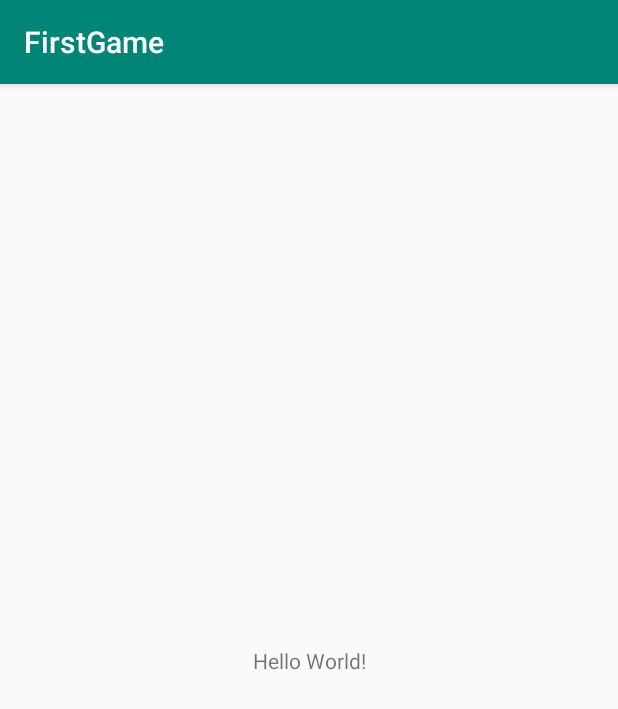
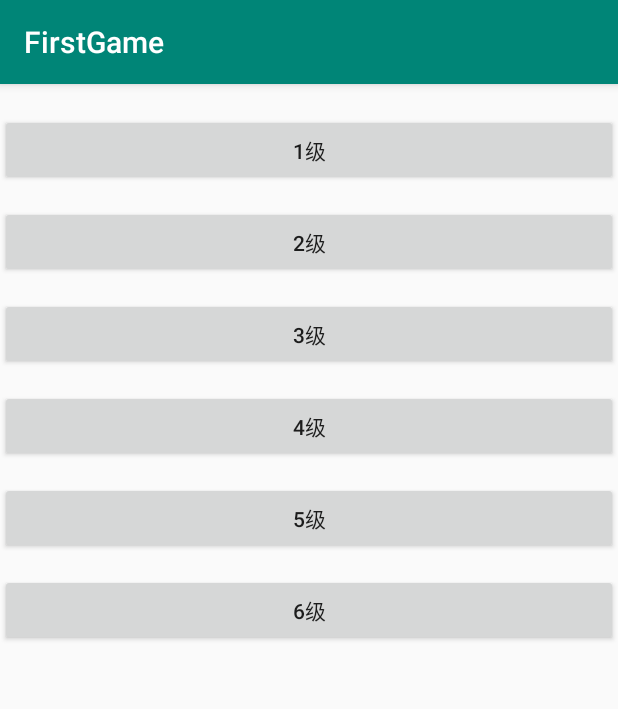
Before and after one commit to tigermei/FirstGame, an Android app: the screen it shows after launch (MainActivity), on a phone screen of 412 x 824 dp. Shown: the top 709 px of the screen. Run offline under Robolectric (Android 15) with nearby library versions, the phone set to English and light mode, and no system bars.

Commit message:
保存游戏的框架代码

```diff
--- a/app/src/main/AndroidManifest.xml
+++ b/app/src/main/AndroidManifest.xml
@@ -9,6 +9,7 @@
         android:roundIcon="@mipmap/ic_launcher_round"
         android:supportsRtl="true"
         android:theme="@style/AppTheme">
+        <activity android:name=".GameActivity"></activity>
         <activity android:name=".MainActivity">
             <intent-filter>
                 <action android:name="android.intent.action.MAIN" />
--- a/app/src/main/java/com/example/firstgame/MainActivity.java
+++ b/app/src/main/java/com/example/firstgame/MainActivity.java
@@ -2,13 +2,75 @@ package com.example.firstgame;
 
 import androidx.appcompat.app.AppCompatActivity;
 
+import android.content.Intent;
 import android.os.Bundle;
+import android.util.Log;
+import android.view.View;
+import android.widget.Button;
 
 public class MainActivity extends AppCompatActivity {
+    public final static String tag = "MainActivity";
+
+    public enum Gradle  {
+        GRADLE_1, GRADLE_2,GRADLE_3, GRADLE_4,GRADLE_5, GRADLE_6
+    }
 
     @Override
     protected void onCreate(Bundle savedInstanceState) {
         super.onCreate(savedInstanceState);
         setContentView(R.layout.activity_main);
+        onBtnListner();
+    }
+
+    View.OnClickListener mBtnLister = new View.OnClickListener() {
+        @Override
+        public void onClick(View v) {
+            Gradle gradle = Gradle.GRADLE_1;
+            if (R.id.gradle1 == v.getId()) {
+                Log.v(tag, "gradle1");
+                gradle = Gradle.GRADLE_1;
+            } else if (R.id.gradle2 == v.getId()) {
+                Log.v(tag, "gradle2");
+                gradle = Gradle.GRADLE_2;
+            } else if (R.id.gradle3 == v.getId()) {
+                Log.v(tag, "gradle3");
+                gradle = Gradle.GRADLE_3;
+            } else if (R.id.gradle4 == v.getId()) {
+                Log.v(tag, "gradle4");
+                gradle = Gradle.GRADLE_4;
+            } else if (R.id.gradle5 == v.getId()) {
+                Log.v(tag, "gradle5");
+                gradle = Gradle.GRADLE_5;
+            } else if (R.id.gradle6 == v.getId()) {
+                Log.v(tag, "gradle6");
+                gradle = Gradle.GRADLE_6;
+            }
+
+            Intent intent = new Intent(MainActivity.this, GameActivity.class);
+            intent.putExtra("gradle", gradle.ordinal());
+
+            startActivity(intent);
+        }
+    };
+
+    private void onBtnListner(){
+    Button button = findViewById(R.id.gradle1);
+    button.setOnClickListener(mBtnLister);
+
+    button = findViewById(R.id.gradle2);
+    button.setOnClickListener(mBtnLister);
+
+    button = findViewById(R.id.gradle3);
+    button.setOnClickListener(mBtnLister);
+
+    button = findViewById(R.id.gradle4);
+    button.setOnClickListener(mBtnLister);
+
+    button = findViewById(R.id.gradle5);
+    button.setOnClickListener(mBtnLister);
+
+    button = findViewById(R.id.gradle6);
+    button.setOnClickListener(mBtnLister);
+
     }
 }
--- a/app/src/main/res/layout/activity_main.xml
+++ b/app/src/main/res/layout/activity_main.xml
@@ -6,13 +6,54 @@
     android:layout_height="match_parent"
     tools:context=".MainActivity">
 
-    <TextView
-        android:layout_width="wrap_content"
+    <LinearLayout
+        android:layout_width="match_parent"
         android:layout_height="wrap_content"
-        android:text="Hello World!"
-        app:layout_constraintBottom_toBottomOf="parent"
-        app:layout_constraintLeft_toLeftOf="parent"
-        app:layout_constraintRight_toRightOf="parent"
-        app:layout_constraintTop_toTopOf="parent" />
+        android:gravity="center"
+        android:orientation="vertical">
+        <Button
+            android:id="@+id/gradle1"
+            android:layout_width="match_parent"
+            android:layout_height="wrap_content"
+            android:layout_gravity="center"
+            android:layout_marginTop="30px"
+            android:text="1级" />
+        <Button
+            android:id="@+id/gradle2"
+            android:layout_width="match_parent"
+            android:layout_height="wrap_content"
+            android:layout_gravity="center"
+            android:layout_marginTop="20px"
+            android:text="2级" />
+        <Button
+            android:id="@+id/gradle3"
+            android:layout_width="match_parent"
+            android:layout_height="wrap_content"
+            android:layout_gravity="center"
+            android:layout_marginTop="20px"
+            android:text="3级" />
+        <Button
+            android:id="@+id/gradle4"
+            android:layout_width="match_parent"
+            android:layout_height="wrap_content"
+            android:layout_gravity="center"
+            android:layout_marginTop="20px"
+            android:text="4级" />
+        <Button
+            android:id="@+id/gradle5"
+            android:layout_width="match_parent"
+            android:layout_height="wrap_content"
+            android:layout_gravity="center"
+            android:layout_marginTop="20px"
+            android:text="5级" />
+        <Button
+            android:id="@+id/gradle6"
+            android:layout_width="match_parent"
+            android:layout_height="wrap_content"
+            android:layout_gravity="center"
+            android:layout_marginTop="20px"
+            android:text="6级" />
+
+    </LinearLayout>
 
 </androidx.constraintlayout.widget.ConstraintLayout>
```
Also changed, not shown: app/src/main/java/com/example/firstgame/BlockAdapter.java (added, +42 -0 lines), app/src/main/java/com/example/firstgame/GameActivity.java (added, +70 -0 lines), app/src/main/res/layout/activity_game.xml (added, +58 -0 lines).
